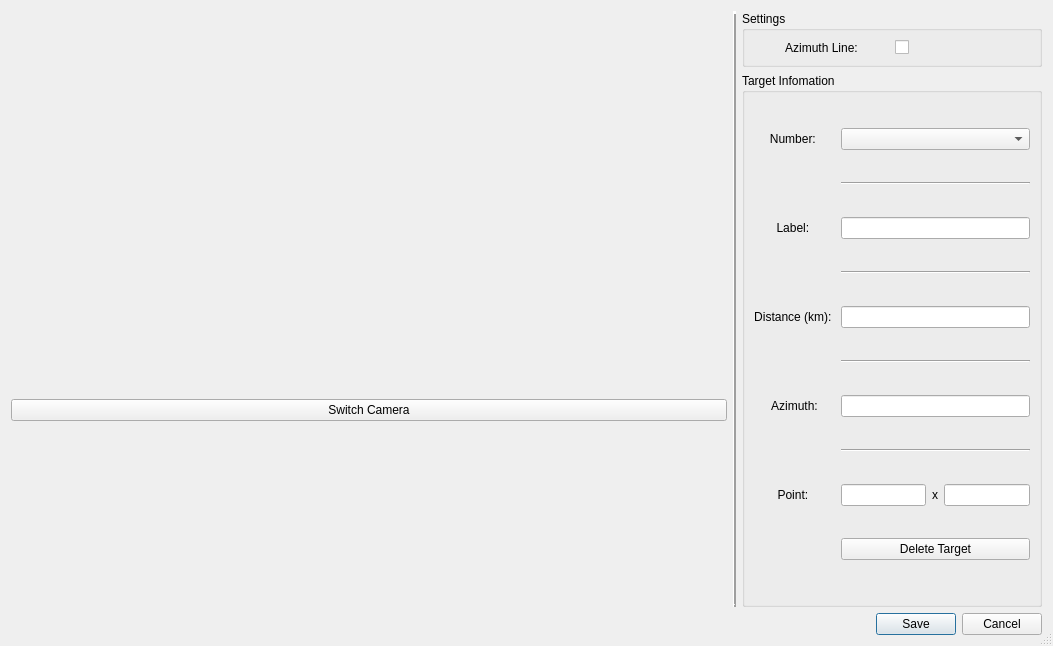
First picture: the form in js06/resources/target_view.ui, repository Oh-JongJin/js08, before the edit.
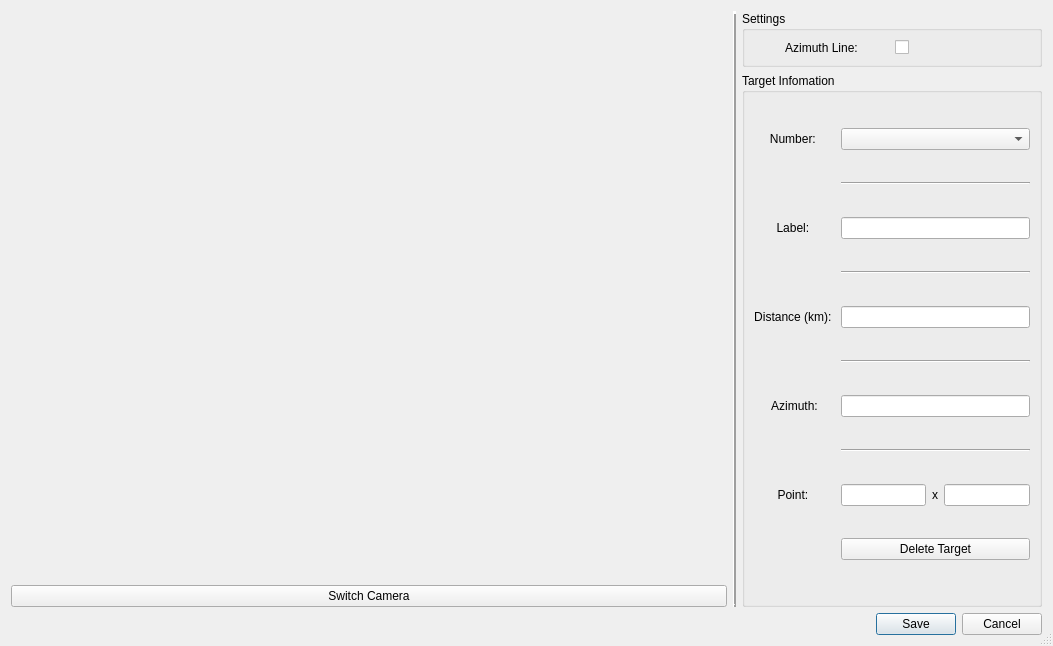
Second picture: the form after the edit.

Commit message: Apply seeable target point in target view

```diff
--- a/js06/resources/target_view.ui
+++ b/js06/resources/target_view.ui
@@ -56,7 +56,7 @@
          <item>
           <widget class="QLabel" name="image_label">
            <property name="sizePolicy">
-            <sizepolicy hsizetype="Expanding" vsizetype="Maximum">
+            <sizepolicy hsizetype="Preferred" vsizetype="Preferred">
              <horstretch>0</horstretch>
              <verstretch>0</verstretch>
             </sizepolicy>
@@ -83,6 +83,12 @@
          </item>
          <item>
           <widget class="QPushButton" name="switch_btn">
+           <property name="sizePolicy">
+            <sizepolicy hsizetype="Preferred" vsizetype="Fixed">
+             <horstretch>0</horstretch>
+             <verstretch>0</verstretch>
+            </sizepolicy>
+           </property>
            <property name="text">
             <string>Switch Camera</string>
            </property>
```
The commit also changes 2 other files.
